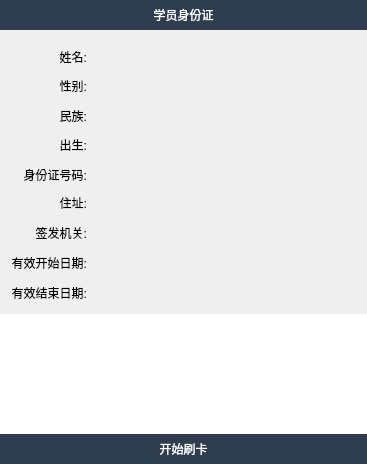
Old version of the form GKIDReader/gui/MainWidget.ui in the repository xtuer/Qt.
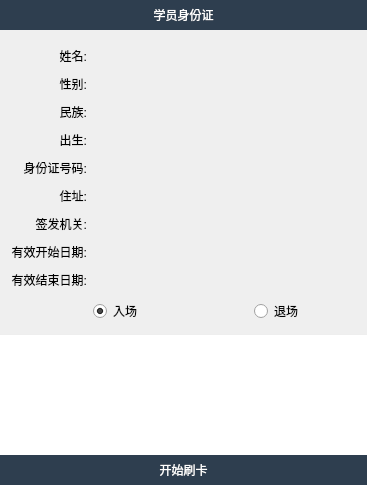
New version of the form. Icons and pictures are not drawn.

Commit message: 增加入场退场参数

What changed in the file:
```diff
--- a/GKIDReader/gui/MainWidget.ui
+++ b/GKIDReader/gui/MainWidget.ui
@@ -421,6 +421,23 @@
            </property>
           </widget>
          </item>
+         <item row="9" column="1">
+          <widget class="QRadioButton" name="startRadioButton">
+           <property name="text">
+            <string>入场</string>
+           </property>
+           <property name="checked">
+            <bool>true</bool>
+           </property>
+          </widget>
+         </item>
+         <item row="9" column="2">
+          <widget class="QRadioButton" name="endRadioButton">
+           <property name="text">
+            <string>退场</string>
+           </property>
+          </widget>
+         </item>
         </layout>
        </widget>
       </item>
```
Left out of the diff: 44 changed lines with no effect on the pictures. The commit also changes 1 other file.
